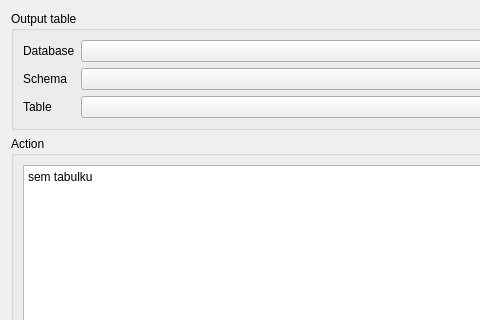
peter-kolenic/QGIS, file python/plugins/db_manager/ui/DlgPushTableDifferences.ui: the form before one commit; both pictures show x 0 to 480 and y 0 to 320 of the 628 by 575 pixel window.
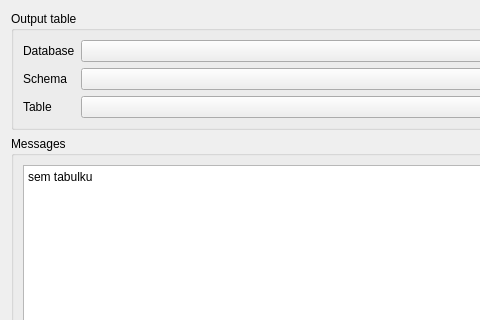
The form after the commit.

Commit message: DlgPushTableDifferences data populated up front, only compatible tables shown; check for pg_comparator (if not, menu not created); using pg_comparator from path

The edit to the form file:
```diff
--- a/python/plugins/db_manager/ui/DlgPushTableDifferences.ui
+++ b/python/plugins/db_manager/ui/DlgPushTableDifferences.ui
@@ -82,7 +82,7 @@
    <item>
     <widget class="QGroupBox" name="groupBox">
      <property name="title">
-      <string>Action</string>
+      <string>Messages</string>
      </property>
      <layout class="QVBoxLayout">
       <item>
```
Left out of the diff: 3 changed lines with no effect on the pictures. The commit also changes 2 other files.
